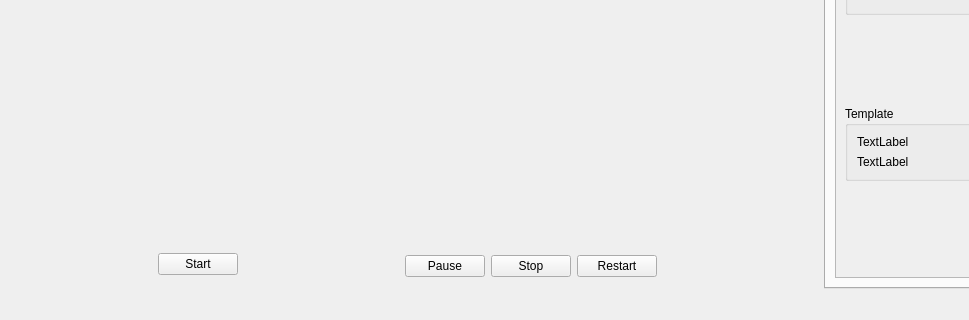
This is agent-1/main.ui in xentellion/mas as Qt 5 draws it before an edit; both pictures show x 0 to 969 and y 489 to 809 of the 1111 by 809 pixel window. The edited form follows.
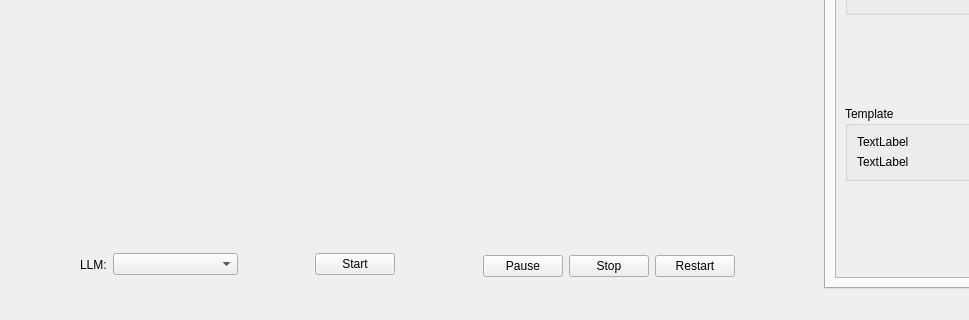
This is the edited form. Icons and pictures are not drawn.

Commit message: FEAT: Select usable model

The edit to the form file:
```diff
--- a/agent-1/main.ui
+++ b/agent-1/main.ui
@@ -35,10 +35,49 @@
        </layout>
       </item>
       <item>
-       <layout class="QHBoxLayout" name="sim_buttons" stretch="0,0,0,0,0">
+       <layout class="QHBoxLayout" name="sim_buttons" stretch="0,0,0,0,0,0,0,0">
         <property name="sizeConstraint">
          <enum>QLayout::SizeConstraint::SetMinimumSize</enum>
         </property>
+        <item>
+         <spacer name="horizontalSpacer_4">
+          <property name="orientation">
+           <enum>Qt::Orientation::Horizontal</enum>
+          </property>
+          <property name="sizeHint" stdset="0">
+           <size>
+            <width>40</width>
+            <height>20</height>
+           </size>
+          </property>
+         </spacer>
+        </item>
+        <item>
+         <widget class="QLabel" name="label_10">
+          <property name="text">
+           <string>LLM:</string>
+          </property>
+         </widget>
+        </item>
+        <item>
+         <widget class="QComboBox" name="select_model">
+          <property name="sizePolicy">
+           <sizepolicy hsizetype="Fixed" vsizetype="Fixed">
+            <horstretch>2</horstretch>
+            <verstretch>1</verstretch>
+           </sizepolicy>
+          </property>
+          <property name="editable">
+           <bool>false</bool>
+          </property>
+          <property name="sizeAdjustPolicy">
+           <enum>QComboBox::SizeAdjustPolicy::AdjustToContents</enum>
+          </property>
+          <property name="placeholderText">
+           <string>Default: Gigachat </string>
+          </property>
+         </widget>
+        </item>
         <item>
          <spacer name="horizontalSpacer">
           <property name="orientation">
```
The commit also changes 7 other files.
